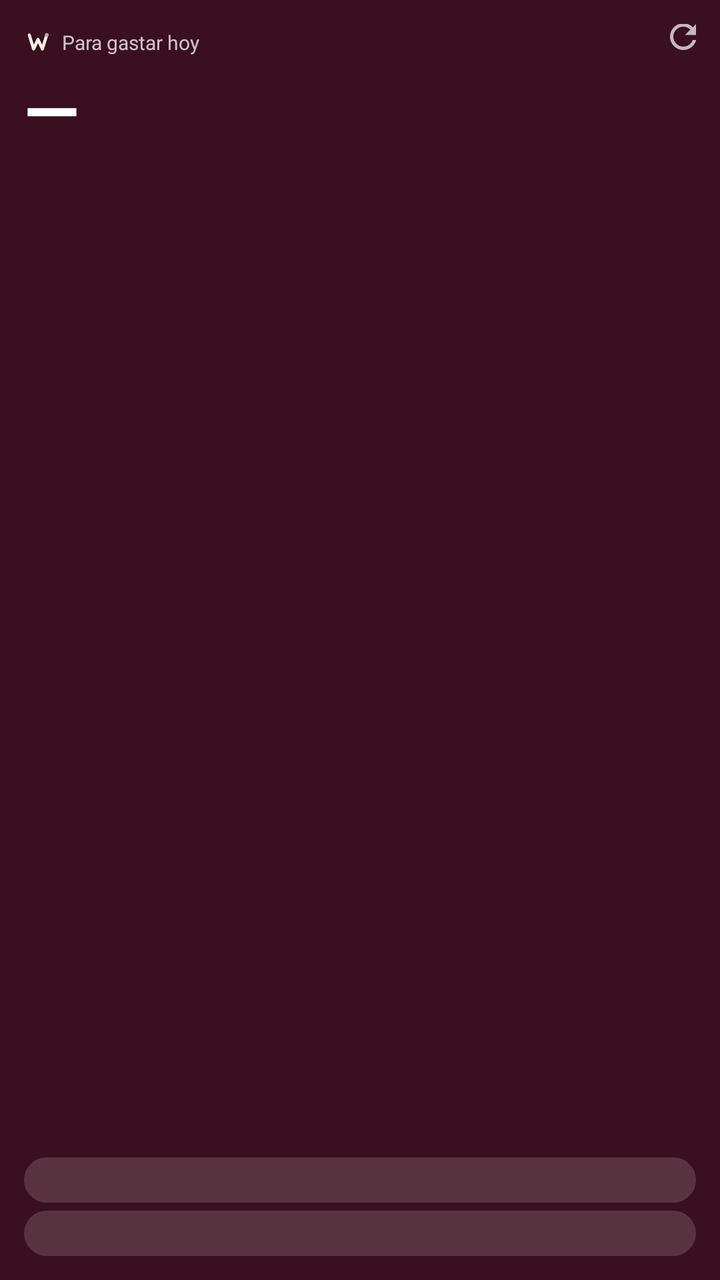
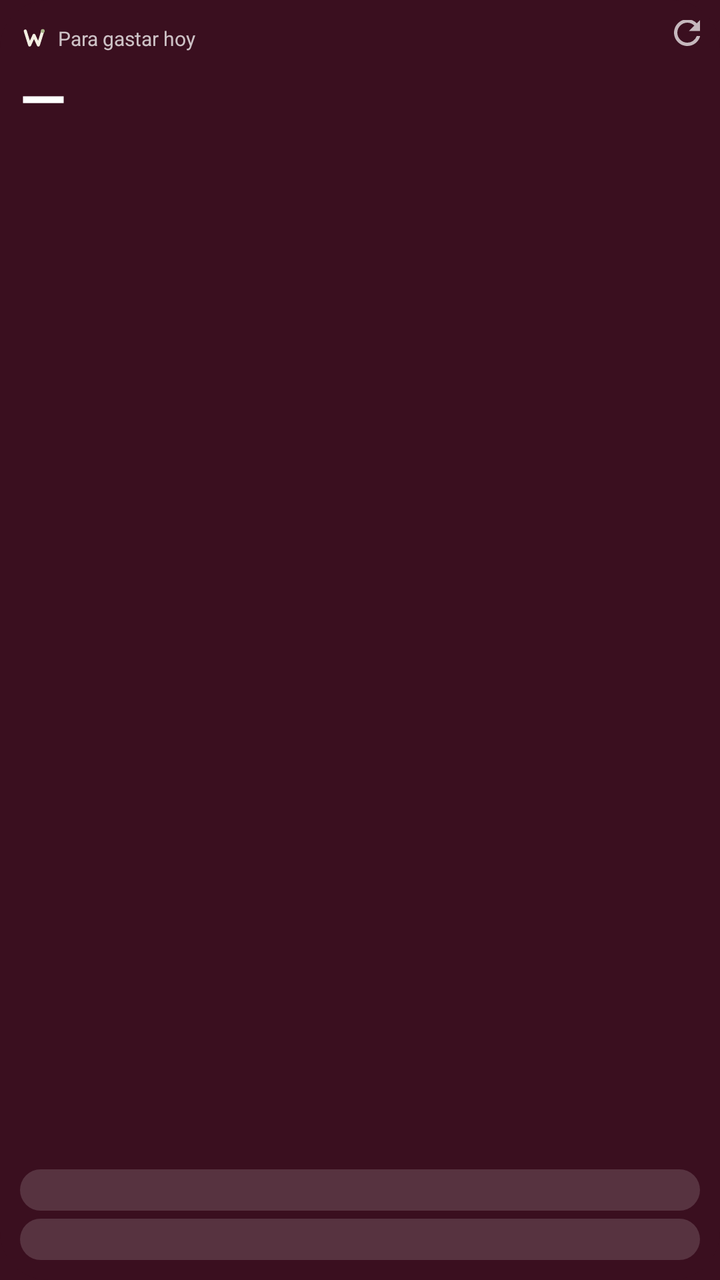

Before-and-after screenshots of an Android layout around one commit, followed by the original layout XML and the change that was made.
<!-- AndroidManifest.xml: application theme Theme.Whital -->
<!-- res/layout/widget_chico.xml -->
<?xml version="1.0" encoding="utf-8"?>
<LinearLayout xmlns:android="http://schemas.android.com/apk/res/android"
    android:id="@+id/raiz"
    android:layout_width="match_parent"
    android:layout_height="match_parent"
    android:background="@drawable/widget_fondo"
    android:orientation="vertical"
    android:padding="12dp">

    <RelativeLayout
        android:layout_width="match_parent"
        android:layout_height="wrap_content">

        <ImageView
            android:id="@+id/marca"
            android:layout_width="14dp"
            android:layout_height="14dp"
            android:layout_alignParentStart="true"
            android:layout_centerVertical="true"
            android:contentDescription="Whital"
            android:src="@drawable/ic_w_marca" />

        <TextView
            android:id="@+id/titulo"
            android:layout_width="wrap_content"
            android:layout_height="wrap_content"
            android:layout_centerVertical="true"
            android:layout_marginStart="5dp"
            android:layout_toEndOf="@id/marca"
            android:text="Para gastar hoy"
            android:textColor="#BFFFFFFF"
            android:textSize="10sp" />

        <ImageButton
            android:id="@+id/refrescar"
            android:layout_width="24dp"
            android:layout_height="24dp"
            android:layout_alignParentEnd="true"
            android:layout_marginTop="-6dp"
            android:layout_marginEnd="-6dp"
            android:background="@android:color/transparent"
            android:contentDescription="Actualizar"
            android:src="@drawable/ic_refresh" />
    </RelativeLayout>

    <TextView
        android:id="@+id/monto"
        android:layout_width="wrap_content"
        android:layout_height="wrap_content"
        android:maxLines="1"
        android:text="—"
        android:textColor="#FFFFFF"
        android:textSize="36sp"
        android:textStyle="bold" />

    <View
        android:layout_width="match_parent"
        android:layout_height="0dp"
        android:layout_weight="1" />

    <TextView
        android:id="@+id/semanaValor"
        android:layout_width="match_parent"
        android:layout_height="wrap_content"
        android:background="@drawable/widget_chip"
        android:ellipsize="end"
        android:maxLines="1"
        android:paddingStart="10dp"
        android:paddingTop="4dp"
        android:paddingEnd="10dp"
        android:paddingBottom="4dp"
        android:textColor="#FFFFFF"
        android:textSize="11sp"
        android:textStyle="bold" />

    <TextView
        android:id="@+id/whimmValor"
        android:layout_width="match_parent"
        android:layout_height="wrap_content"
        android:layout_marginTop="4dp"
        android:background="@drawable/widget_chip"
        android:ellipsize="end"
        android:maxLines="1"
        android:paddingStart="10dp"
        android:paddingTop="4dp"
        android:paddingEnd="10dp"
        android:paddingBottom="4dp"
        android:textColor="#FFFFFF"
        android:textSize="11sp"
        android:textStyle="bold" />

    <TextView
        android:id="@+id/semanaEtiqueta"
        android:layout_width="0dp"
        android:layout_height="0dp"
        android:visibility="gone" />

    <TextView
        android:id="@+id/whimmEtiqueta"
        android:layout_width="0dp"
        android:layout_height="0dp"
        android:visibility="gone" />

    <TextView
        android:id="@+id/actualizado"
        android:layout_width="0dp"
        android:layout_height="0dp"
        android:visibility="gone" />
</LinearLayout>
<!-- resources referenced by this layout -->
<resources>
  <!-- drawable ic_refresh (drawable) -->
  <?xml version="1.0" encoding="utf-8"?>
  <vector xmlns:android="http://schemas.android.com/apk/res/android"
      android:width="20dp"
      android:height="20dp"
      android:viewportWidth="24"
      android:viewportHeight="24"
      android:tint="#B3FFFFFF">
      <path
          android:fillColor="#FFFFFFFF"
          android:pathData="M17.65,6.35A7.958,7.958 0,0 0,12 4c-4.42,0 -7.99,3.58 -7.99,8s3.57,8 7.99,8c3.73,0 6.84,-2.55 7.73,-6h-2.08A5.99,5.99 0,0 1,12 18c-3.31,0 -6,-2.69 -6,-6s2.69,-6 6,-6c1.66,0 3.14,0.69 4.22,1.78L13,11h7V4l-2.35,2.35z" />
  </vector>
  <!-- drawable ic_w_marca (drawable) -->
  <?xml version="1.0" encoding="utf-8"?>
  <vector xmlns:android="http://schemas.android.com/apk/res/android"
      android:width="18dp"
      android:height="18dp"
      android:viewportWidth="64"
      android:viewportHeight="64">
      <path
          android:fillColor="#00000000"
          android:pathData="M12,16 L22,48 L32,26 L42,48 L52,16"
          android:strokeColor="#F3EFE2"
          android:strokeLineCap="round"
          android:strokeLineJoin="round"
          android:strokeWidth="7" />
      <path
          android:fillColor="#A8B488"
          android:pathData="M47.6,16 a4.4,4.4 0 1,0 8.8,0 a4.4,4.4 0 1,0 -8.8,0" />
  </vector>
  <!-- drawable widget_chip (drawable) -->
  <?xml version="1.0" encoding="utf-8"?>
  <shape xmlns:android="http://schemas.android.com/apk/res/android" android:shape="rectangle">
      <solid android:color="#26FFFFFF" />
      <corners android:radius="14dp" />
  </shape>
  <!-- drawable widget_fondo (drawable) -->
  <?xml version="1.0" encoding="utf-8"?>
  <shape xmlns:android="http://schemas.android.com/apk/res/android" android:shape="rectangle">
      <solid android:color="@color/whital_vino" />
      <corners android:radius="24dp" />
  </shape>
  <style name="Theme.Whital" parent="Theme.AppCompat.Light.NoActionBar">
          <item name="colorPrimary">@color/whital_vino</item>
          <item name="colorPrimaryDark">@color/whital_vino</item>
          <item name="colorAccent">@color/whital_vino</item>
          <item name="android:windowBackground">@color/whital_vino</item>
      </style>
  <color name="whital_vino">#3A0F1F</color>
</resources>

<!-- the commit's change to res/layout/widget_chico.xml (unified diff, before → after) -->
@@ -5,7 +5,7 @@
     android:layout_height="match_parent"
     android:background="@drawable/widget_fondo"
     android:orientation="vertical"
-    android:padding="12dp">
+    android:padding="10dp">
 
     <RelativeLayout
         android:layout_width="match_parent"
@@ -50,10 +50,10 @@
         android:maxLines="1"
         android:text="—"
         android:textColor="#FFFFFF"
-        android:textSize="36sp"
+        android:textSize="30sp"
         android:textStyle="bold" />
 
-    <View
+    <FrameLayout
         android:layout_width="match_parent"
         android:layout_height="0dp"
         android:layout_weight="1" />
@@ -66,9 +66,9 @@
         android:ellipsize="end"
         android:maxLines="1"
         android:paddingStart="10dp"
-        android:paddingTop="4dp"
+        android:paddingTop="3dp"
         android:paddingEnd="10dp"
-        android:paddingBottom="4dp"
+        android:paddingBottom="3dp"
         android:textColor="#FFFFFF"
         android:textSize="11sp"
         android:textStyle="bold" />
@@ -82,9 +82,9 @@
         android:ellipsize="end"
         android:maxLines="1"
         android:paddingStart="10dp"
-        android:paddingTop="4dp"
+        android:paddingTop="3dp"
         android:paddingEnd="10dp"
-        android:paddingBottom="4dp"
+        android:paddingBottom="3dp"
         android:textColor="#FFFFFF"
         android:textSize="11sp"
         android:textStyle="bold" />
